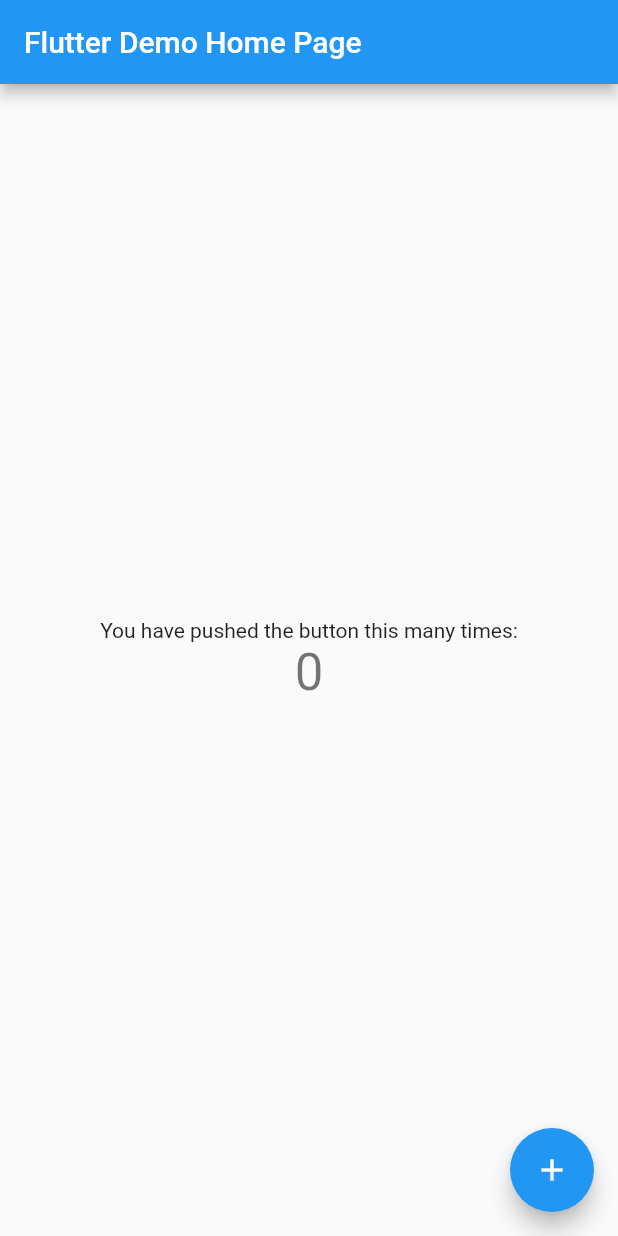
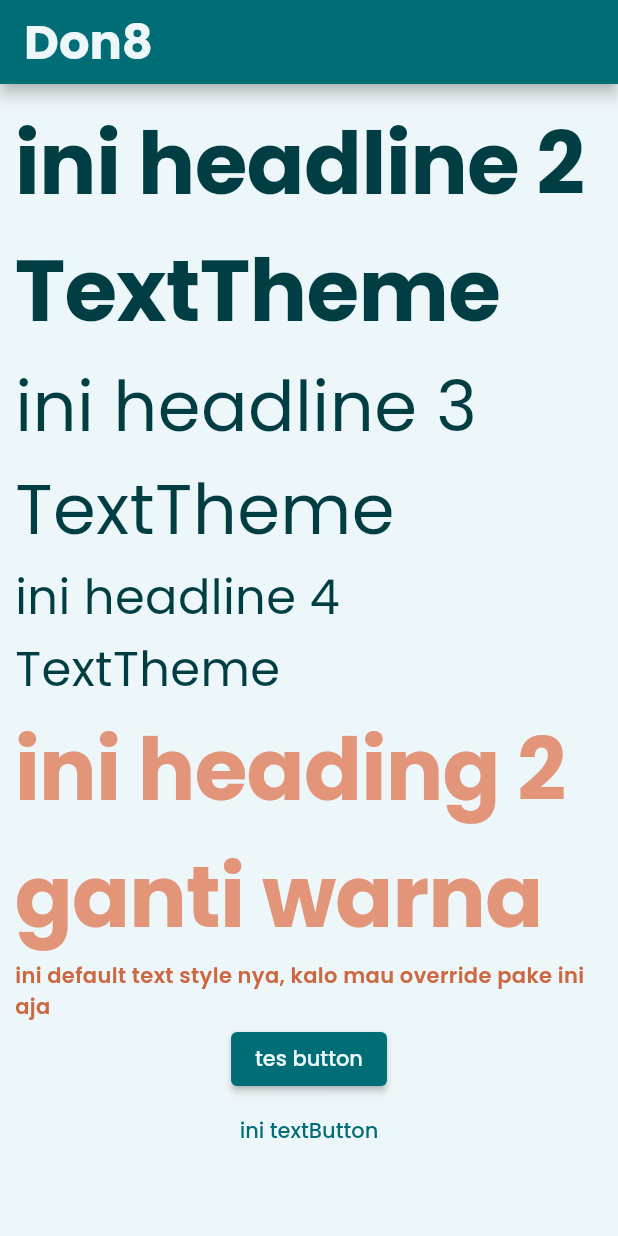
Before and after one commit to PBP-D-08/don8-flutter, a Flutter app: the screen it shows after launch, on a phone screen of 412 x 824 dp. Run offline on Flutter 3.47's test engine with Material 2 defaults, Android fonts, the phone set to English and light mode, and no system bars; our stand-ins replace google_fonts.

Commit message:
cleaning and create constants

```diff
--- /dev/null
+++ b/lib/common/constants.dart
@@ -0,0 +1,107 @@
+import 'package:flutter/material.dart';
+import 'package:google_fonts/google_fonts.dart';
+
+// Colors
+const Color darkColor = Color(0xFF000000);
+const Color lightColor = Color(0xFFFFFFFF);
+const Color greenDark = Color(0xFF003e44);
+const Color greenMedium = Color(0xFF006d77);
+const Color greenLight = Color(0xFF83C5BE);
+const Color brokenWhite = Color(0xFFEDF6F9);
+const Color orangeDark = Color(0xFFCC6842);
+const Color orangeMedium = Color(0xFFE29578);
+const Color orangeLight = Color(0xFFFFDDD2);
+
+const FontWeight light = FontWeight.w300;
+const FontWeight regular = FontWeight.w400;
+const FontWeight medium = FontWeight.w500;
+const FontWeight semiBold = FontWeight.w600;
+const FontWeight bold = FontWeight.w700;
+const FontWeight extraBold = FontWeight.w800;
+const FontWeight black = FontWeight.w900;
+
+// Text Style
+final TextStyle defaultText = GoogleFonts.poppins(
+  fontSize: 14,
+  fontWeight: medium,
+  letterSpacing: 0.25,
+  color: greenMedium,
+);
+
+final TextStyle primaryText = GoogleFonts.poppins(
+  fontSize: 23,
+  fontWeight: FontWeight.w600,
+  letterSpacing: 0.25,
+  color: greenMedium,
+);
+
+final TextStyle appBarText = GoogleFonts.poppins(
+  fontSize: 32,
+  fontWeight: bold,
+  color: brokenWhite,
+);
+
+final TextStyle heading2 = GoogleFonts.poppins(
+  fontSize: 57,
+  fontWeight: bold,
+  letterSpacing: -0.5,
+  color: greenDark,
+);
+final TextStyle heading3 = GoogleFonts.poppins(
+  fontSize: 46,
+  fontWeight: regular,
+  color: greenDark,
+);
+final TextStyle heading4 = GoogleFonts.poppins(
+  fontSize: 32,
+  fontWeight: regular,
+  letterSpacing: 0.25,
+  color: greenDark,
+);
+final TextStyle heading5 = GoogleFonts.poppins(
+  fontSize: 24,
+  fontWeight: regular,
+  color: greenDark,
+);
+final TextStyle heading6 = GoogleFonts.poppins(
+  fontSize: 20,
+  fontWeight: medium,
+  letterSpacing: 0.15,
+  color: greenDark,
+);
+
+// text theme
+final TextTheme myTextTheme = GoogleFonts.poppinsTextTheme().copyWith(
+  headline2: heading2,
+  headline3: heading3,
+  headline4: heading4,
+  headline5: heading5,
+  headline6: heading6,
+  bodyText1: primaryText,
+  bodyText2: defaultText, // flutter default selected text style
+);
+
+const customScheme = ColorScheme(
+    brightness: Brightness.light,
+    primary: greenMedium,
+    onPrimary: brokenWhite,
+    primaryContainer: greenMedium,
+    onPrimaryContainer: orangeMedium,
+    secondary: orangeLight,
+    onSecondary: orangeDark,
+    error: Colors.red,
+    onError: darkColor,
+    background: brokenWhite,
+    onBackground: greenDark,
+    surface: greenDark,
+    onSurface: orangeMedium);
+
+// theme data
+ThemeData customTheme = ThemeData(
+  scaffoldBackgroundColor: brokenWhite,
+  visualDensity: VisualDensity.adaptivePlatformDensity,
+  textTheme: myTextTheme,
+  colorScheme: customScheme,
+  appBarTheme:
+      AppBarTheme(backgroundColor: greenMedium, titleTextStyle: appBarText),
+);
--- /dev/null
+++ b/lib/example.dart
@@ -0,0 +1,53 @@
+import 'package:don8_flutter/common/constants.dart';
+import 'package:flutter/material.dart';
+
+class ContohPenggunaan extends StatelessWidget {
+  const ContohPenggunaan({super.key});
+
+  @override
+  Widget build(BuildContext context) {
+    return Scaffold(
+      appBar: AppBar(
+        title: const Text("Don8"),
+      ),
+      body: SingleChildScrollView(
+        child: Padding(
+          padding: const EdgeInsets.all(10.0),
+          child: Column(
+            //
+            children: [
+              // Contoh make yg dari class TextTheme (ribet kalo mau override stylenya)
+              Text(
+                "ini headline 2 TextTheme",
+                style: myTextTheme.headline2,
+              ),
+              Text(
+                "ini headline 3 TextTheme",
+                style: myTextTheme.headline3,
+              ),
+              Text(
+                "ini headline 4 TextTheme",
+                style: myTextTheme.headline4,
+              ),
+
+              // Ini kalo misalkan mau override style pake class TextStyle
+              Text(
+                "ini heading 2 ganti warna",
+                style: heading2.copyWith(color: orangeMedium),
+              ),
+
+              Text(
+                "ini default text style nya, kalo mau override pake ini aja",
+                style: defaultText.copyWith(
+                    color: orangeDark, fontWeight: FontWeight.w600),
+              ),
+              ElevatedButton(onPressed: (() => {}), child: const Text("tes button")),
+              TextButton(
+                  onPressed: (() => {}), child: const Text("ini textButton"))
+            ],
+          ),
+        ),
+      ),
+    );
+  }
+}
--- a/lib/main.dart
+++ b/lib/main.dart
@@ -1,4 +1,6 @@
 import 'package:flutter/material.dart';
+import 'common/constants.dart';
+import 'package:don8_flutter/example.dart';
 
 void main() {
   runApp(const MyApp());
@@ -7,109 +9,13 @@
 class MyApp extends StatelessWidget {
   const MyApp({super.key});
 
-  // This widget is the root of your application.
   @override
   Widget build(BuildContext context) {
     return MaterialApp(
       title: 'Flutter Demo',
-      theme: ThemeData(
-        // This is the theme of your application.
-        //
-        // Try running your application with "flutter run". You'll see the
-        // application has a blue toolbar. Then, without quitting the app, try
-        // changing the primarySwatch below to Colors.green and then invoke
-        // "hot reload" (press "r" in the console where you ran "flutter run",
-        // or simply save your changes to "hot reload" in a Flutter IDE).
-        // Notice that the counter didn't reset back to zero; the application
-        // is not restarted.
-        primarySwatch: Colors.blue,
-      ),
-      home: const MyHomePage(title: 'Flutter Demo Home Page'),
+      theme: customTheme,
+      debugShowCheckedModeBanner: false,
+      home: const ContohPenggunaan(),
     );
   }
 }
-
-class MyHomePage extends StatefulWidget {
-  const MyHomePage({super.key, required this.title});
-
-  // This widget is the home page of your application. It is stateful, meaning
-  // that it has a State object (defined below) that contains fields that affect
-  // how it looks.
-
-  // This class is the configuration for the state. It holds the values (in this
-  // case the title) provided by the parent (in this case the App widget) and
-  // used by the build method of the State. Fields in a Widget subclass are
-  // always marked "final".
-
-  final String title;
-
-  @override
-  State<MyHomePage> createState() => _MyHomePageState();
-}
-
-class _MyHomePageState extends State<MyHomePage> {
-  int _counter = 0;
-
-  void _incrementCounter() {
-    setState(() {
-      // This call to setState tells the Flutter framework that something has
-      // changed in this State, which causes it to rerun the build method below
-      // so that the display can reflect the updated values. If we changed
-      // _counter without calling setState(), then the build method would not be
-      // called again, and so nothing would appear to happen.
-      _counter++;
-    });
-  }
-
-  @override
-  Widget build(BuildContext context) {
-    // This method is rerun every time setState is called, for instance as done
-    // by the _incrementCounter method above.
-    //
-    // The Flutter framework has been optimized to make rerunning build methods
-    // fast, so that you can just rebuild anything that needs updating rather
-    // than having to individually change instances of widgets.
-    return Scaffold(
-      appBar: AppBar(
-        // Here we take the value from the MyHomePage object that was created by
-        // the App.build method, and use it to set our appbar title.
-        title: Text(widget.title),
-      ),
-      body: Center(
-        // Center is a layout widget. It takes a single child and positions it
-        // in the middle of the parent.
-        child: Column(
-          // Column is also a layout widget. It takes a list of children and
-          // arranges them vertically. By default, it sizes itself to fit its
-          // children horizontally, and tries to be as tall as its parent.
-          //
-          // Invoke "debug painting" (press "p" in the console, choose the
-          // "Toggle Debug Paint" action from the Flutter Inspector in Android
-          // Studio, or the "Toggle Debug Paint" command in Visual Studio Code)
-          // to see the wireframe for each widget.
-          //
-          // Column has various properties to control how it sizes itself and
-          // how it positions its children. Here we use mainAxisAlignment to
-          // center the children vertically; the main axis here is the vertical
-          // axis because Columns are vertical (the cross axis would be
-          // horizontal).
-          mainAxisAlignment: MainAxisAlignment.center,
-          children: <Widget>[
-            const Text(
-              'You have pushed the button this many times:',
-            ),
-            Text(
-              '$_counter',
-              style: Theme.of(context).textTheme.headline4,
-            ),
-          ],
-        ),
-      ),
-      floatingActionButton: FloatingActionButton(
-        onPressed: _incrementCounter,
-        tooltip: 'Increment',
-        child: const Icon(Icons.add),
-      ), // This trailing comma makes auto-formatting nicer for build methods.
-    );
-  }
-}
--- a/pubspec.yaml
+++ b/pubspec.yaml
@@ -36,6 +36,10 @@
   # The following adds the Cupertino Icons font to your application.
   # Use with the CupertinoIcons class for iOS style icons.
   cupertino_icons: ^1.0.2
+  google_fonts: ^3.0.1
+  pbp_django_auth: ^0.2.3
+  provider: ^6.0.4
+  http: ^0.13.5
 
 dev_dependencies:
   flutter_test:
```
Also changed, not shown: pubspec.lock, 1 other file.
